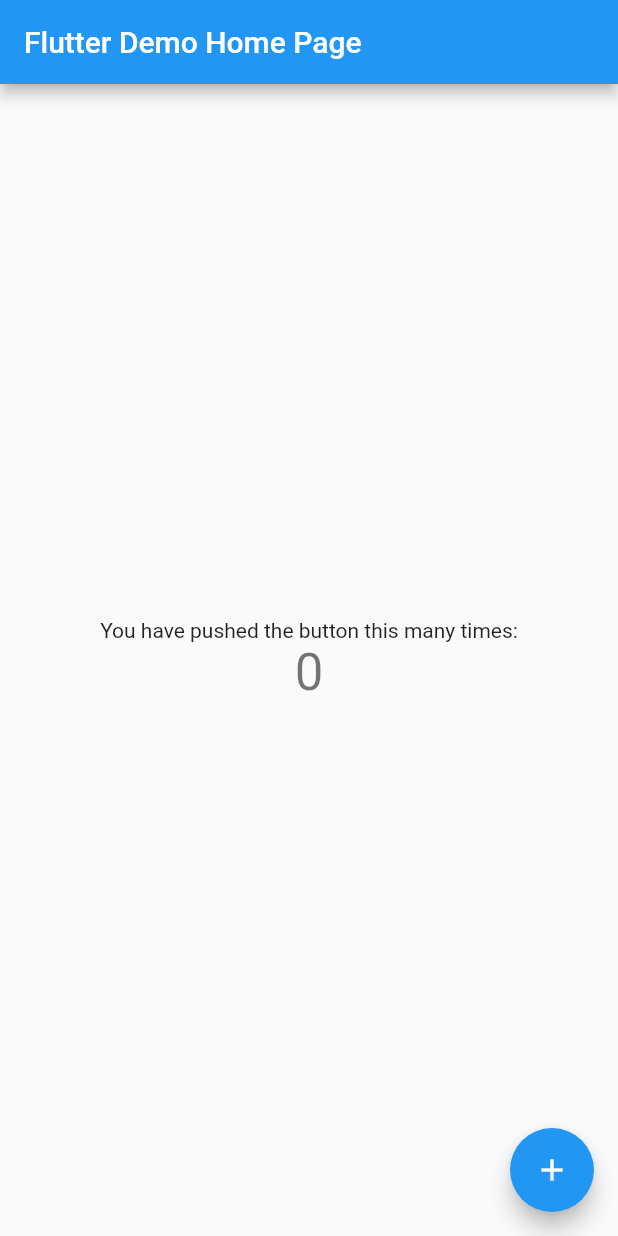
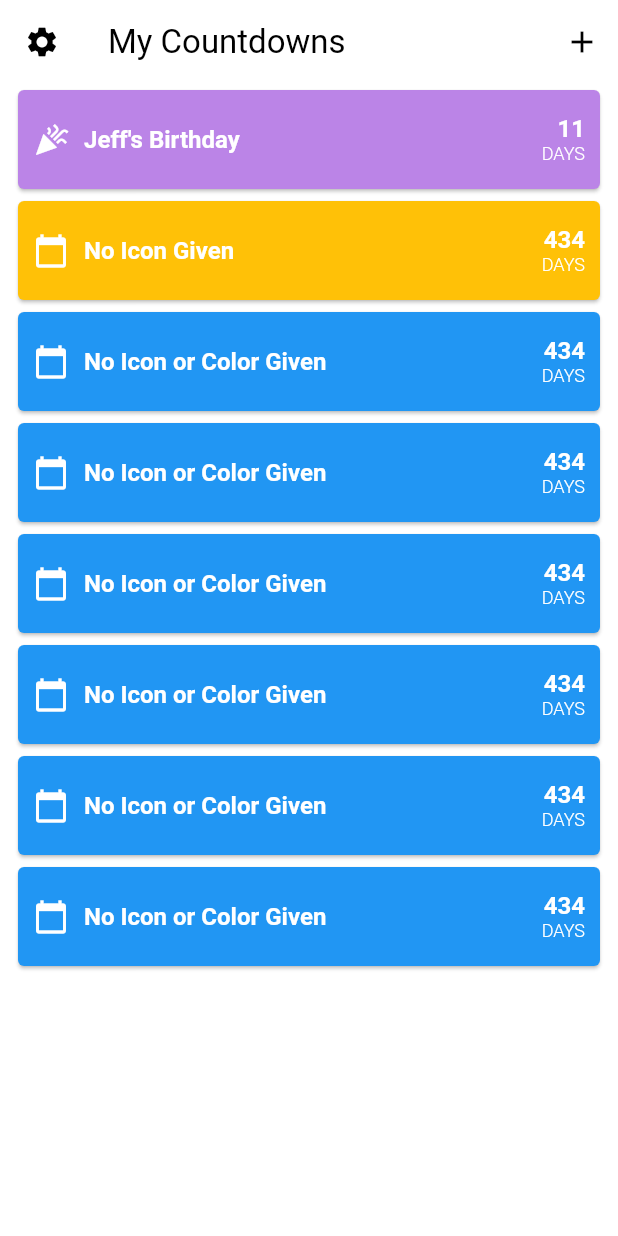
Before and after one commit to chrisstayte/Countdowns, a Flutter app: the screen it shows after launch, on a phone screen of 412 x 824 dp. Run offline on Flutter 3.47's test engine with Material 2 defaults, Android fonts, the phone set to English and light mode, and no system bars; our stand-ins replace dotted_border.

Commit message:
Started Basic App

```diff
--- a/lib/main.dart
+++ b/lib/main.dart
@@ -1,3 +1,7 @@
+import 'package:countdown/models/event.dart';
+import 'package:countdown/widgets/countdown_card.dart';
+import 'package:countdown/widgets/countdown_card_empty.dart';
+import 'package:dotted_border/dotted_border.dart';
 import 'package:flutter/material.dart';
 
 void main() {
@@ -13,33 +17,26 @@
     return MaterialApp(
       title: 'Flutter Demo',
       theme: ThemeData(
-        // This is the theme of your application.
-        //
-        // Try running your application with "flutter run". You'll see the
-        // application has a blue toolbar. Then, without quitting the app, try
-        // changing the primarySwatch below to Colors.green and then invoke
-        // "hot reload" (press "r" in the console where you ran "flutter run",
-        // or simply save your changes to "hot reload" in a Flutter IDE).
-        // Notice that the counter didn't reset back to zero; the application
-        // is not restarted.
-        primarySwatch: Colors.blue,
+        primarySwatch: Colors.grey,
+        textTheme: Theme.of(context).textTheme.apply(
+              bodyColor: Colors.white,
+              displayColor: Colors.white,
+            ),
+        appBarTheme: const AppBarTheme(
+          color: Colors.white,
+          titleTextStyle: TextStyle(
+            color: Colors.black,
+            fontSize: 22,
+          ),
+        ),
       ),
-      home: const MyHomePage(title: 'Flutter Demo Home Page'),
+      home: const MyHomePage(title: 'My Countdowns'),
     );
   }
 }
 
 class MyHomePage extends StatefulWidget {
   const MyHomePage({Key? key, required this.title}) : super(key: key);
-
-  // This widget is the home page of your application. It is stateful, meaning
-  // that it has a State object (defined below) that contains fields that affect
-  // how it looks.
-
-  // This class is the configuration for the state. It holds the values (in this
-  // case the title) provided by the parent (in this case the App widget) and
-  // used by the build method of the State. Fields in a Widget subclass are
-  // always marked "final".
 
   final String title;
 
@@ -48,67 +45,77 @@
 }
 
 class _MyHomePageState extends State<MyHomePage> {
-  int _counter = 0;
+  List<Event> events = [
+    Event(
+      title: 'Jeff\'s Birthday',
+      color: const Color(0XFFBB84E7),
+      eventDate: DateTime(2022, 1, 5),
+      icon: Icons.celebration,
+    ),
+    Event(
+      title: 'No Icon Given',
+      eventDate: DateTime(2023, 3, 4),
+      color: Colors.amber,
+    ),
+    Event(
+      title: 'No Icon or Color Given',
+      eventDate: DateTime(2023, 3, 4),
+    ),
+    Event(
+      title: 'No Icon or Color Given',
+      eventDate: DateTime(2023, 3, 4),
+    ),
+    Event(
+      title: 'No Icon or Color Given',
+      eventDate: DateTime(2023, 3, 4),
+    ),
+    Event(
+      title: 'No Icon or Color Given',
+      eventDate: DateTime(2023, 3, 4),
+    ),
+    Event(
+      title: 'No Icon or Color Given',
+      eventDate: DateTime(2023, 3, 4),
+    ),
+    Event(
+      title: 'No Icon or Color Given',
+      eventDate: DateTime(2023, 3, 4),
+    ),
+  ];
 
-  void _incrementCounter() {
-    setState(() {
-      // This call to setState tells the Flutter framework that something has
-      // changed in this State, which causes it to rerun the build method below
-      // so that the display can reflect the updated values. If we changed
-      // _counter without calling setState(), then the build method would not be
-      // called again, and so nothing would appear to happen.
-      _counter++;
-    });
+  @override
+  void initState() {
+    super.initState();
+
+    //events.clear();
   }
 
   @override
   Widget build(BuildContext context) {
-    // This method is rerun every time setState is called, for instance as done
-    // by the _incrementCounter method above.
-    //
-    // The Flutter framework has been optimized to make rerunning build methods
-    // fast, so that you can just rebuild anything that needs updating rather
-    // than having to individually change instances of widgets.
     return Scaffold(
+      backgroundColor: Colors.white,
       appBar: AppBar(
-        // Here we take the value from the MyHomePage object that was created by
-        // the App.build method, and use it to set our appbar title.
         title: Text(widget.title),
+        elevation: 0,
+        leading: IconButton(
+          icon: const Icon(Icons.settings),
+          onPressed: () {},
+        ),
+        actions: [IconButton(onPressed: () {}, icon: const Icon(Icons.add))],
       ),
-      body: Center(
-        // Center is a layout widget. It takes a single child and positions it
-        // in the middle of the parent.
-        child: Column(
-          // Column is also a layout widget. It takes a list of children and
-          // arranges them vertically. By default, it sizes itself to fit its
-          // children horizontally, and tries to be as tall as its parent.
-          //
-          // Invoke "debug painting" (press "p" in the console, choose the
-          // "Toggle Debug Paint" action from the Flutter Inspector in Android
-          // Studio, or the "Toggle Debug Paint" command in Visual Studio Code)
-          // to see the wireframe for each widget.
-          //
-          // Column has various properties to control how it sizes itself and
-          // how it positions its children. Here we use mainAxisAlignment to
-          // center the children vertically; the main axis here is the vertical
-          // axis because Columns are vertical (the cross axis would be
-          // horizontal).
-          mainAxisAlignment: MainAxisAlignment.center,
-          children: <Widget>[
-            const Text(
-              'You have pushed the button this many times:',
-            ),
-            Text(
-              '$_counter',
-              style: Theme.of(context).textTheme.headline4,
-            ),
-          ],
-        ),
-      ),
-      floatingActionButton: FloatingActionButton(
-        onPressed: _incrementCounter,
-        tooltip: 'Increment',
-        child: const Icon(Icons.add),
+      body: Padding(
+        padding: const EdgeInsets.symmetric(horizontal: 8.0),
+        child: events.isNotEmpty
+            ? ListView.builder(
+                itemCount: events.length,
+                itemBuilder: (BuildContext context, int index) {
+                  return CountdownCard(event: events[index]);
+                },
+              )
+            : const Padding(
+                padding: EdgeInsets.only(top: 1.0),
+                child: CountdownCardEmpty(),
+              ),
       ), // This trailing comma makes auto-formatting nicer for build methods.
     );
   }
--- /dev/null
+++ b/lib/models/event.dart
@@ -0,0 +1,10 @@
+import 'package:flutter/material.dart';
+
+class Event {
+  String title;
+  DateTime eventDate;
+  IconData? icon;
+  Color? color;
+
+  Event({required this.title, required this.eventDate, this.icon, this.color});
+}
--- /dev/null
+++ b/lib/utilities/functions.dart
@@ -0,0 +1,5 @@
+int numberOfDaysBetween(DateTime from, DateTime to) {
+  from = DateTime(from.year, from.month, from.day);
+  to = DateTime(to.year, to.month, to.day);
+  return (to.difference(from).inHours / 24).round();
+}
--- /dev/null
+++ b/lib/widgets/countdown_card.dart
@@ -0,0 +1,118 @@
+import 'package:countdown/models/event.dart';
+import 'package:countdown/utilities/functions.dart';
+import 'package:flutter/material.dart';
+
+class CountdownCard extends StatefulWidget {
+  const CountdownCard({Key? key, required this.event}) : super(key: key);
+  final Event event;
+
+  @override
+  _CountdownCardState createState() => _CountdownCardState();
+}
+
+class _CountdownCardState extends State<CountdownCard> {
+  @override
+  void initState() {
+    super.initState();
+    getStatus();
+  }
+
+  List<Widget> getStatus() {
+    List<Widget> widgets = [];
+
+    DateTime currentDate = DateTime.now();
+
+    int numberOfDays = numberOfDaysBetween(currentDate, widget.event.eventDate);
+
+    if (numberOfDays < 0) {
+      widgets = [
+        const Icon(
+          Icons.done,
+          color: Colors.white,
+        ),
+        Text(
+          '${widget.event.eventDate.month}.${widget.event.eventDate.day}.${widget.event.eventDate.year}',
+          style: const TextStyle(
+            fontSize: 12,
+            fontWeight: FontWeight.w300,
+          ),
+        )
+      ];
+    } else if (numberOfDays > 0) {
+      widgets = [
+        Text(
+          numberOfDays.toString(),
+          style: const TextStyle(
+            fontSize: 16,
+            fontWeight: FontWeight.bold,
+          ),
+        ),
+        const Text(
+          'DAYS',
+          style: TextStyle(
+            fontSize: 12,
+            fontWeight: FontWeight.w300,
+          ),
+        ),
+      ];
+    } else {
+      widgets = const [
+        Icon(
+          Icons.done,
+          color: Colors.white,
+        ),
+        Text(
+          'TODAY',
+          style: TextStyle(
+            fontSize: 12,
+            fontWeight: FontWeight.w300,
+          ),
+        )
+      ];
+    }
+
+    return widgets;
+  }
+
+  @override
+  Widget build(BuildContext context) {
+    return SizedBox(
+      height: 74,
+      child: Card(
+        color: widget.event.color ?? Colors.blue,
+        elevation: 1.0,
+        child: Row(
+          children: [
+            SizedBox(
+              width: 44,
+              child: Align(
+                alignment: Alignment.center,
+                child: Icon(
+                  widget.event.icon ?? Icons.calendar_today,
+                  color: Colors.white,
+                  size: 24,
+                ),
+              ),
+            ),
+            Text(
+              widget.event.title,
+              style: const TextStyle(
+                  color: Colors.white,
+                  fontSize: 16,
+                  fontWeight: FontWeight.w700),
+            ),
+            const Spacer(),
+            Padding(
+              padding: const EdgeInsets.only(right: 10),
+              child: Column(
+                mainAxisAlignment: MainAxisAlignment.center,
+                crossAxisAlignment: CrossAxisAlignment.end,
+                children: getStatus(),
+              ),
+            ),
+          ],
+        ),
+      ),
+    );
+  }
+}
--- /dev/null
+++ b/lib/widgets/countdown_card_empty.dart
@@ -0,0 +1,43 @@
+import 'package:dotted_border/dotted_border.dart';
+import 'package:flutter/material.dart';
+
+class CountdownCardEmpty extends StatelessWidget {
+  const CountdownCardEmpty({Key? key}) : super(key: key);
+
+  @override
+  Widget build(BuildContext context) {
+    return SizedBox(
+      height: 74,
+      child: DottedBorder(
+        borderType: BorderType.RRect,
+        radius: const Radius.circular(4.0),
+        padding: EdgeInsets.zero,
+        dashPattern: const [7],
+        color: Colors.black,
+        strokeWidth: 1.5,
+        child: Row(
+          children: const [
+            SizedBox(
+              width: 44,
+              child: Align(
+                alignment: Alignment.center,
+                child: Icon(
+                  Icons.calendar_today,
+                  color: Colors.black,
+                  size: 24,
+                ),
+              ),
+            ),
+            Text(
+              'Add a countdown',
+              style: TextStyle(
+                  color: Colors.black,
+                  fontSize: 16,
+                  fontWeight: FontWeight.w700),
+            ),
+          ],
+        ),
+      ),
+    );
+  }
+}
--- a/pubspec.yaml
+++ b/pubspec.yaml
@@ -34,6 +34,7 @@
   # The following adds the Cupertino Icons font to your application.
   # Use with the CupertinoIcons class for iOS style icons.
   cupertino_icons: ^1.0.2
+  dotted_border: ^2.0.0+2
 
 dev_dependencies:
   flutter_test:
```
Also changed, not shown: lib/screens/home.dart (added), 2 other files.
